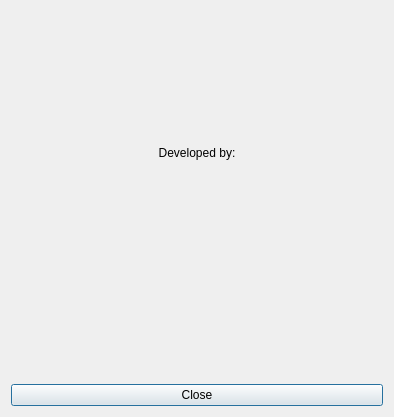
Old version of the form src/ui/aboutdialog.ui in the repository echmet/PeakMasterNG.
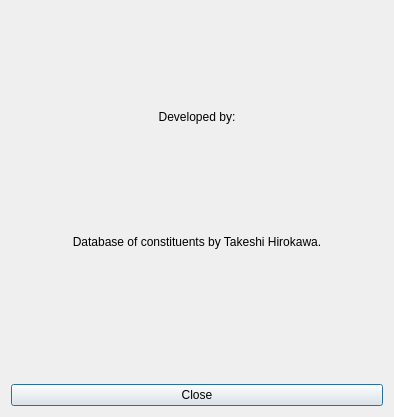
New version of the form.

Commit message: Update the about dialog

```diff
--- a/src/ui/aboutdialog.ui
+++ b/src/ui/aboutdialog.ui
@@ -122,6 +122,19 @@
    <item>
     <layout class="QVBoxLayout" name="qvlay_authors"/>
    </item>
+   <item>
+    <widget class="QLabel" name="ql_hirokawa">
+     <property name="text">
+      <string>Database of constituents by Takeshi Hirokawa.</string>
+     </property>
+     <property name="alignment">
+      <set>Qt::AlignCenter</set>
+     </property>
+     <property name="wordWrap">
+      <bool>true</bool>
+     </property>
+    </widget>
+   </item>
    <item>
     <widget class="QLabel" name="ql_thankYouQt">
      <property name="text">
```
The commit also changes 1 other file.
